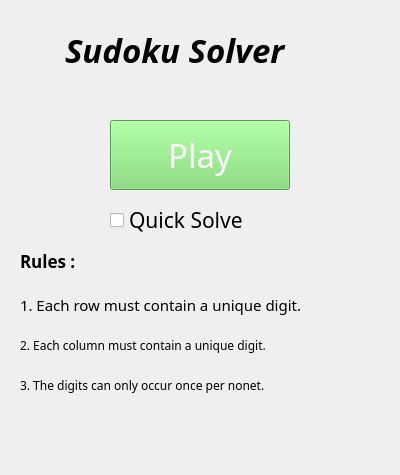
Before: the Qt Designer form ui/title_window.ui in Ashwin-ksr/sudoku-solver, drawn with Qt 5.
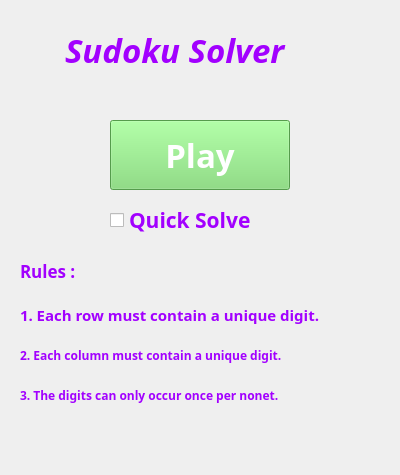
After: the same form once the commit is applied. Icons and pictures are not drawn.

Commit message: Changed label colors

```diff
--- a/ui/title_window.ui
+++ b/ui/title_window.ui
@@ -13,6 +13,13 @@
   <property name="windowTitle">
    <string>Sudoku Solver</string>
   </property>
+  <property name="windowIcon">
+   <iconset>
+    <normaloff>../img/sudoku.png</normaloff>../img/sudoku.png</iconset>
+  </property>
+  <property name="styleSheet">
+   <string notr="true"/>
+  </property>
   <widget class="QLabel" name="label_title">
    <property name="geometry">
     <rect>
@@ -34,6 +41,9 @@
      <stylestrategy>PreferAntialias</stylestrategy>
     </font>
    </property>
+   <property name="styleSheet">
+    <string notr="true">color: #a200ff</string>
+   </property>
    <property name="text">
     <string>Sudoku Solver</string>
    </property>
@@ -520,8 +530,8 @@
     <font>
      <family>KacstBook</family>
      <pointsize>25</pointsize>
-     <weight>50</weight>
-     <bold>false</bold>
+     <weight>75</weight>
+     <bold>true</bold>
     </font>
    </property>
    <property name="styleSheet">
@@ -531,12 +541,22 @@
    <property name="text">
     <string>Play</string>
    </property>
+   <property name="icon">
+    <iconset>
+     <normaloff>../img/play.png</normaloff>../img/play.png</iconset>
+   </property>
+   <property name="iconSize">
+    <size>
+     <width>32</width>
+     <height>32</height>
+    </size>
+   </property>
   </widget>
   <widget class="QLabel" name="label_rule1">
    <property name="geometry">
     <rect>
      <x>20</x>
-     <y>290</y>
+     <y>300</y>
      <width>371</width>
      <height>30</height>
     </rect>
@@ -545,8 +565,13 @@
     <font>
      <family>KacstPen</family>
      <pointsize>11</pointsize>
+     <weight>75</weight>
+     <bold>true</bold>
     </font>
    </property>
+   <property name="styleSheet">
+    <string notr="true">color: #a200ff;</string>
+   </property>
    <property name="text">
     <string>1. Each row must contain a unique digit.</string>
    </property>
@@ -555,7 +580,7 @@
    <property name="geometry">
     <rect>
      <x>20</x>
-     <y>330</y>
+     <y>340</y>
      <width>371</width>
      <height>30</height>
     </rect>
@@ -563,8 +588,13 @@
    <property name="font">
     <font>
      <family>KacstPen</family>
+     <weight>75</weight>
+     <bold>true</bold>
     </font>
    </property>
+   <property name="styleSheet">
+    <string notr="true">color: #a200ff;</string>
+   </property>
    <property name="text">
     <string>2. Each column must contain a unique digit.</string>
    </property>
@@ -573,7 +603,7 @@
    <property name="geometry">
     <rect>
      <x>20</x>
-     <y>370</y>
+     <y>380</y>
      <width>360</width>
      <height>30</height>
     </rect>
@@ -581,8 +611,13 @@
    <property name="font">
     <font>
      <family>KacstPen</family>
+     <weight>75</weight>
+     <bold>true</bold>
     </font>
    </property>
+   <property name="styleSheet">
+    <string notr="true">color: #a200ff;</string>
+   </property>
    <property name="text">
     <string>3. The digits can only occur once per nonet.</string>
    </property>
@@ -591,7 +626,7 @@
    <property name="geometry">
     <rect>
      <x>20</x>
-     <y>240</y>
+     <y>250</y>
      <width>121</width>
      <height>41</height>
     </rect>
@@ -604,6 +639,9 @@
      <bold>true</bold>
     </font>
    </property>
+   <property name="styleSheet">
+    <string notr="true">color: #a200ff;</string>
+   </property>
    <property name="text">
     <string>Rules : </string>
    </property>
@@ -621,8 +659,13 @@
     <font>
      <family>KacstArt</family>
      <pointsize>16</pointsize>
+     <weight>75</weight>
+     <bold>true</bold>
     </font>
    </property>
+   <property name="styleSheet">
+    <string notr="true">color: #a200ff;</string>
+   </property>
    <property name="text">
     <string>Quick Solve</string>
    </property>
```
The commit also changes 3 other files.
